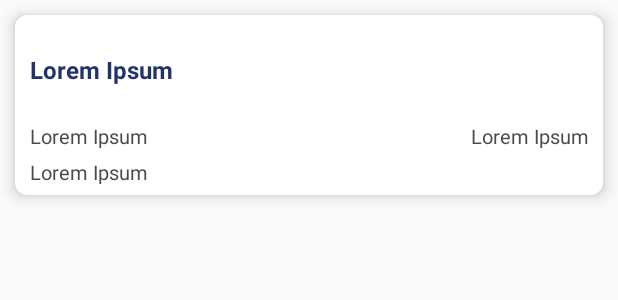
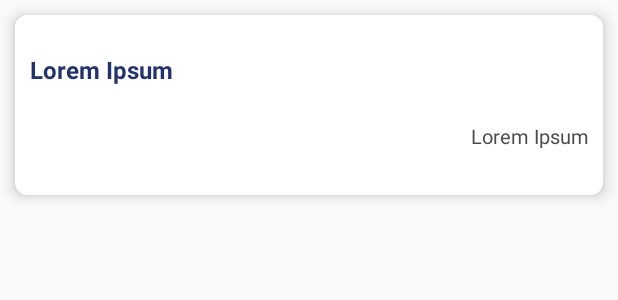
Before and after one commit to MauricioArgu/EdgeMedicalOficial, an Android app: the layout item_appointment.xml on its own in the app's theme, with its tools: preview values and no code run, on a phone screen of 412 x 824 dp. Shown: the top 300 px of the screen. Run offline under Robolectric (Android 15) with nearby library versions, the phone set to English and light mode, and no system bars.

Commit message:
First good commit

```diff
--- a/app/src/main/java/com/example/edgemedicaloficial/Activity/RegisterActivity.java
+++ b/app/src/main/java/com/example/edgemedicaloficial/Activity/RegisterActivity.java
@@ -418,7 +418,6 @@ public class RegisterActivity extends AppCompatActivity implements AdapterView.O
 
                 if (Res.getErrorCode() == 0)
                 {
-                    Toast.makeText(RegisterActivity.this, "Account Created Successfully", Toast.LENGTH_SHORT).show();
                     startTermsActivity();
                 }
                 else if (Res.getErrorCode() == 2)
--- a/app/src/main/java/com/example/edgemedicaloficial/Dao/AppDataBase.java
+++ b/app/src/main/java/com/example/edgemedicaloficial/Dao/AppDataBase.java
@@ -9,7 +9,7 @@ import com.example.edgemedicaloficial.Model.mRegistro.User;
 @Database(entities = {
         Registro.class,
         User.class,
-}, version = 3)
+}, version = 3, exportSchema = false)
 public abstract class AppDataBase extends RoomDatabase {
     public abstract registroDao getRegistroDao();
     public abstract userDao getUser();
--- a/app/src/main/res/layout/item_appointment.xml
+++ b/app/src/main/res/layout/item_appointment.xml
@@ -31,17 +31,6 @@
             android:layout_marginLeft="10dp"/>
 
         <TextView
-            android:id="@+id/doctor"
-            android:layout_width="wrap_content"
-            android:layout_height="wrap_content"
-            android:textColor="#4b4a4a"
-            android:text="Lorem Ipsum"
-            android:layout_below="@+id/titulo"
-            android:layout_marginTop="5dp"
-            android:textSize="13sp"
-            android:layout_marginLeft="10dp"/>
-
-        <TextView
             android:id="@+id/fecha"
             android:layout_width="match_parent"
             android:layout_height="wrap_content"
@@ -52,23 +41,7 @@
             android:textAlignment="textEnd"
             android:layout_marginEnd="10dp"
             android:textSize="13sp"
-            android:layout_toRightOf="@+id/doctor"
             android:layout_marginLeft="10dp"/>
-
-        <TextView
-            android:id="@+id/descripcion"
-            android:layout_width="wrap_content"
-            android:layout_height="wrap_content"
-            android:layout_below="@+id/doctor"
-            android:layout_alignParentStart="true"
-            android:layout_alignParentEnd="true"
-            android:layout_marginTop="5dp"
-            android:layout_marginStart="10dp"
-            android:text="Lorem Ipsum"
-            android:textColor="#4b4a4a"
-            android:textSize="13sp" />
-
-
 
 
     </RelativeLayout>
```
Also changed, not shown: app/src/main/java/com/example/edgemedicaloficial/Adapter/AppointmentAdapter.java (+1 -7 lines).
